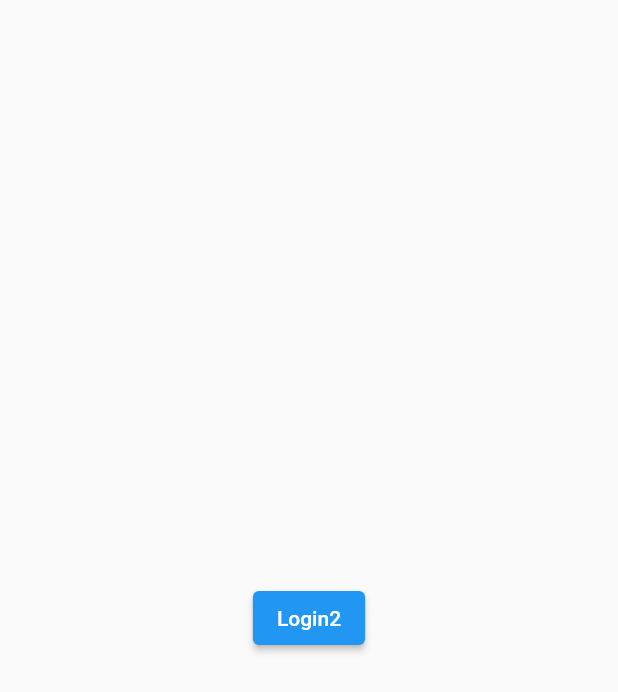
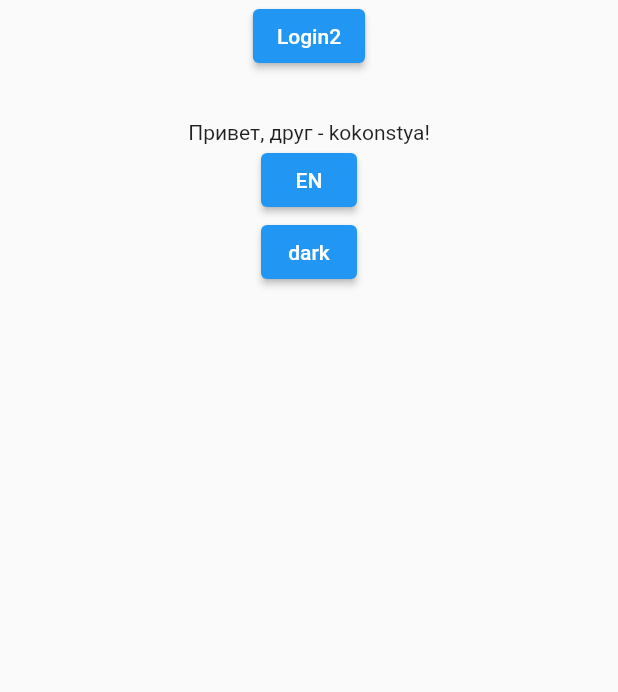
Before and after one commit to kkndev/habit_tracker, a Flutter app: the screen it shows after launch, on a phone screen of 412 x 824 dp. Shown: the top 692 px of the screen. Run offline on Flutter 3.47's test engine with Material 2 defaults, Android fonts, the phone set to English and light mode, and no system bars; our stand-ins replace auto_route, dartz, dio, equatable, flutter_bloc, flutter_dotenv and 3 more; accounts and stored records are empty; generated files the repository leaves out were written again.

Commit message:
add language and theme in bloc

```diff
--- a/lib/features/core/data/data_sources/core_local_data_source.dart
+++ b/lib/features/core/data/data_sources/core_local_data_source.dart
@@ -1,5 +1,10 @@
 abstract class CoreLocalDataSource {
   Future<bool> initApp();
+  Future<bool> updateUserSettings({
+    required String language,
+    required String theme,
+  });
 }
 
 const String coreBox = 'coreBox';
+const String settingsBox = 'settingsBox';
--- a/lib/features/core/domain/entity/entity.dart
+++ b/lib/features/core/domain/entity/entity.dart
@@ -1,3 +1,4 @@
 export 'failure.dart';
 export 'request/request.dart';
 export 'request_status/request_status.dart';
+export 'user_settings_entity/user_settings_entity.dart';
--- /dev/null
+++ b/lib/features/core/domain/entity/user_settings_entity/user_settings_entity.dart
@@ -0,0 +1,16 @@
+import 'package:freezed_annotation/freezed_annotation.dart';
+
+part 'user_settings_entity.freezed.dart';
+
+@freezed
+class UserSettingsEntity with _$UserSettingsEntity {
+  const factory UserSettingsEntity({
+    @Default('') String language,
+    @Default('') String theme,
+  }) = _UserSettingsEntity;
+}
+
+const UserSettingsEntity initUserSettingsEntity = UserSettingsEntity(
+  language: '',
+  theme: '',
+);
--- a/lib/features/core/domain/repositories/core_repository.dart
+++ b/lib/features/core/domain/repositories/core_repository.dart
@@ -1,7 +1,8 @@
 import 'package:dartz/dartz.dart';
 
-import '../entity/failure.dart';
+import '../entity/entity.dart';
 
 abstract class CoreRepository {
   Future<Either<Failure, bool>> initApp();
+  Future<Either<Failure, bool>> updateUserSettings(UserSettingsEntity settings);
 }
--- /dev/null
+++ b/lib/features/core/domain/usecases/update_user_settings_usecase.dart
@@ -0,0 +1,30 @@
+import 'package:dartz/dartz.dart';
+import 'package:equatable/equatable.dart';
+
+import '../entity/entity.dart';
+import '../repositories/core_repository.dart';
+import 'usecase.dart';
+
+class UpdateUserSettingsUseCase
+    extends UseCase<bool, UpdateUserSettingsUseCaseParams> {
+  final CoreRepository coreRepository;
+
+  UpdateUserSettingsUseCase(this.coreRepository);
+
+  @override
+  Future<Either<Failure, bool>> call(
+      UpdateUserSettingsUseCaseParams params) async {
+    return await coreRepository.updateUserSettings(params.settings);
+  }
+}
+
+class UpdateUserSettingsUseCaseParams extends Equatable {
+  final UserSettingsEntity settings;
+
+  const UpdateUserSettingsUseCaseParams({
+    required this.settings,
+  });
+
+  @override
+  List<Object> get props => [settings];
+}
--- a/lib/features/core/domain/usecases/usecases.dart
+++ b/lib/features/core/domain/usecases/usecases.dart
@@ -1,2 +1,3 @@
 export 'init_app_usecase.dart';
+export 'update_user_settings_usecase.dart';
 export 'usecase.dart';
--- a/lib/features/core/presentation/bloc/core_event.dart
+++ b/lib/features/core/presentation/bloc/core_event.dart
@@ -8,3 +8,12 @@ class UpdateCoreEvent extends CoreEvent {
   UpdateCoreEvent({required this.newCoreState});
   final CoreState newCoreState;
 }
+
+class UpdateUserSettingsEvent extends CoreEvent {
+  UpdateUserSettingsEvent({
+    this.language,
+    this.theme,
+  });
+  String? language;
+  String? theme;
+}
--- a/lib/features/core/presentation/bloc/core_state.dart
+++ b/lib/features/core/presentation/bloc/core_state.dart
@@ -1,4 +1,6 @@
 import 'package:freezed_annotation/freezed_annotation.dart';
+
+import '../../domain/entity/entity.dart';
 
 part 'core_state.freezed.dart';
 
@@ -6,5 +8,6 @@ part 'core_state.freezed.dart';
 class CoreState with _$CoreState {
   factory CoreState([
     String? id,
+    @Default(initUserSettingsEntity) UserSettingsEntity settings,
   ]) = _CoreState;
 }
--- a/lib/features/core/presentation/screens/habit_list_page.dart
+++ b/lib/features/core/presentation/screens/habit_list_page.dart
@@ -13,7 +13,7 @@ class _HabitsListScreenState extends State<HabitsListScreen>
     with AutoRouteAwareStateMixin<HabitsListScreen> {
   @override
   void didPushNext() {
-    print('didPushNext');
+    debugPrint('didPushNext');
   }
 
   @override
--- a/lib/features/core/presentation/screens/login_page.dart
+++ b/lib/features/core/presentation/screens/login_page.dart
@@ -1,7 +1,10 @@
 import 'package:auto_route/annotations.dart';
 import 'package:flutter/material.dart';
+import 'package:flutter_bloc/flutter_bloc.dart';
+import 'package:flutter_gen/gen_l10n/app_localizations.dart';
 
 import '../../../../navigation/ht_router.dart';
+import '../bloc/bloc.dart';
 
 @RoutePage()
 class LoginPage extends StatelessWidget {
@@ -11,15 +14,46 @@ class LoginPage extends StatelessWidget {
 
   @override
   Widget build(BuildContext context) {
+    var translation = AppLocalizations.of(context);
+
+    return BlocBuilder<CoreBloc, CoreState>(
+      builder: (context, state) {
         return Scaffold(
-      body: Center(
-        child: ElevatedButton(
+          body: SafeArea(
+            child: Center(
+              child: Column(
+                children: [
+                  ElevatedButton(
                     onPressed: () {
                       HTRouter(context).goToLogin2();
                     },
                     child: const Text('Login2'),
                   ),
+                  Text(state.settings.language),
+                  Text(state.settings.theme),
+                  Text(translation.helloFriend('kokonstya')),
+                  ElevatedButton(
+                    onPressed: () {
+                      context
+                          .read<CoreBloc>()
+                          .add(UpdateUserSettingsEvent(language: 'en'));
+                    },
+                    child: const Text('EN'),
                   ),
+                  ElevatedButton(
+                    onPressed: () {
+                      context
+                          .read<CoreBloc>()
+                          .add(UpdateUserSettingsEvent(theme: 'dark'));
+                    },
+                    child: const Text('dark'),
+                  ),
+                ],
+              ),
+            ),
+          ),
+        );
+      },
     );
   }
 }
--- /dev/null
+++ b/lib/features/core/presentation/screens/root_screen.dart
@@ -0,0 +1,60 @@
+import 'package:flutter/material.dart';
+import 'package:flutter_bloc/flutter_bloc.dart';
+import 'package:flutter_gen/gen_l10n/app_localizations.dart';
+
+import '../../../../navigation/router.dart';
+import '../../../../navigation/router.gr.dart';
+import '../../../../styles/styles.dart';
+import '../bloc/bloc.dart';
+
+class RootScreen extends StatefulWidget {
+  RootScreen({Key? key}) : super(key: key);
+  final RootRouter _appRouter = RootRouter();
+
+  @override
+  State<RootScreen> createState() => _RootScreenState();
+}
+
+class _RootScreenState extends State<RootScreen> {
+  Locale getLanguage(String language) {
+    if (language == 'en') {
+      return const Locale('en', '');
+    } else if (language == 'ru') {
+      return const Locale('ru', '');
+    }
+    return const Locale('ru', '');
+  }
+
+  ThemeData getTheme(String theme) {
+    if (theme == 'light') {
+      return lightTheme;
+    } else if (theme == 'dark') {
+      return darkTheme;
+    }
+    return lightTheme;
+  }
+
+  @override
+  Widget build(BuildContext context) {
+    return BlocConsumer<CoreBloc, CoreState>(
+      listener: (context, state) {
+        // TODO: implement listener
+      },
+      builder: (context, state) {
+        return MaterialApp.router(
+          debugShowCheckedModeBanner: false,
+          theme: getTheme(state.settings.theme),
+          localizationsDelegates: AppLocalizations.localizationsDelegates,
+          supportedLocales: AppLocalizations.supportedLocales,
+          locale: getLanguage(state.settings.language),
+          routeInformationParser: widget._appRouter.defaultRouteParser(),
+          routerDelegate: widget._appRouter.delegate(
+            initialRoutes: [
+              if (false) const HomeRoute() else const Auth(),
+            ],
+          ),
+        );
+      },
+    );
+  }
+}
--- a/lib/features/core/presentation/screens/settings_page.dart
+++ b/lib/features/core/presentation/screens/settings_page.dart
@@ -29,11 +29,11 @@ class _SettingsPageState extends State<SettingsPage>
 
   @override
   void didInitTabRoute(TabPageRoute? previousRoute) {
-    print('init tab route from ${previousRoute?.name}');
+    debugPrint('init tab route from ${previousRoute?.name}');
   }
 
   @override
   void didChangeTabRoute(TabPageRoute previousRoute) {
-    print('did change tab route from ${previousRoute.name}');
+    debugPrint('did change tab route from ${previousRoute.name}');
   }
 }
--- a/lib/injection_container.dart
+++ b/lib/injection_container.dart
@@ -17,9 +17,11 @@ Future<void> init() async {
   sl.registerLazySingleton(
     () => CoreBloc(
       initAppUseCase: sl(),
+      updateUserSettingsUseCase: sl(),
     ),
   );
   sl.registerLazySingleton(() => InitAppUseCase(sl()));
+  sl.registerLazySingleton(() => UpdateUserSettingsUseCase(sl()));
   sl.registerLazySingleton<CoreRepository>(
     () => CoreRepositoryImpl(
       remoteDataSource: sl(),
--- a/lib/main.dart
+++ b/lib/main.dart
@@ -1,12 +1,12 @@
 import 'package:flutter/material.dart';
+import 'package:flutter_bloc/flutter_bloc.dart';
 import 'package:flutter_dotenv/flutter_dotenv.dart';
-import 'package:flutter_gen/gen_l10n/app_localizations.dart';
 import 'package:hive_flutter/hive_flutter.dart';
 
-import './styles/light_theme.dart';
+import 'features/core/presentation/bloc/bloc.dart';
+import 'features/core/presentation/screens/root_screen.dart';
 import 'injection_container.dart' as di;
-import 'navigation/router.dart';
-import 'navigation/router.gr.dart';
+import 'injection_container.dart';
 
 void main() async {
   WidgetsFlutterBinding.ensureInitialized();
@@ -15,65 +15,22 @@ void main() async {
   await dotenv.load(fileName: ".env");
 
   runApp(
-    const MyApp(
-      isLoggedIn: false,
-    ),
+    const MyApp(),
   );
 }
 
-class MyApp extends StatefulWidget {
-  const MyApp({
-    super.key,
-    required this.isLoggedIn,
-  });
-
-  final bool isLoggedIn;
-
-  static void setLocale(BuildContext context, String newLocale) async {
-    _MyAppState? state = context.findAncestorStateOfType<_MyAppState>();
-    state?.changeLanguage(newLocale);
-  }
-
-  @override
-  State<MyApp> createState() => _MyAppState();
-}
-
-class _MyAppState extends State<MyApp> {
-  Locale _locale = const Locale('ru', '');
-
-  changeLanguage(String locale) {
-    if (locale == 'en') {
-      setState(() {
-        _locale = const Locale('en', '');
-      });
-    } else {
-      setState(() {
-        _locale = const Locale('ru', '');
-      });
-    }
-  }
-
-  final RootRouter _appRouter = RootRouter();
-
-  @override
-  void initState() {
-    super.initState();
-  }
+class MyApp extends StatelessWidget {
+  const MyApp({super.key});
 
   @override
   Widget build(BuildContext context) {
-    return MaterialApp.router(
-      debugShowCheckedModeBanner: false,
-      theme: lightTheme,
-      localizationsDelegates: AppLocalizations.localizationsDelegates,
-      supportedLocales: AppLocalizations.supportedLocales,
-      locale: _locale,
-      routeInformationParser: _appRouter.defaultRouteParser(),
-      routerDelegate: _appRouter.delegate(
-        initialRoutes: [
-          if (widget.isLoggedIn) const HomeRoute() else const Auth(),
-        ],
-      ),
+    return MultiBlocProvider(
+      providers: [
+        BlocProvider.value(
+          value: sl<CoreBloc>(),
+        ),
+      ],
+      child: RootScreen(),
     );
   }
 }
--- /dev/null
+++ b/lib/styles/dark_theme.dart
@@ -0,0 +1,95 @@
+import 'package:flutter/material.dart';
+
+import '../extensions/extensions.dart';
+import 'colors.dart';
+
+ThemeData darkTheme = ThemeData(
+  extensions: const [
+    AppColors(
+      black: AppColorsPalette.black,
+      white: AppColorsPalette.white,
+      gray: AppColorsPalette.gray,
+    ),
+    AppTextStyles(
+      h1: TextStyle(
+        color: AppColorsPalette.black,
+        fontSize: 32,
+        height: 39 / 32,
+        fontWeight: FontWeight.w700,
+        fontFamily: 'Inter',
+      ),
+      h2: TextStyle(
+        color: AppColorsPalette.black,
+        fontSize: 24,
+        height: 29 / 24,
+        fontWeight: FontWeight.w500,
+        fontFamily: 'Inter',
+      ),
+      h3: TextStyle(
+        color: AppColorsPalette.black,
+        fontSize: 20,
+        height: 28 / 20,
+        fontWeight: FontWeight.w700,
+        fontFamily: 'Inter',
+      ),
+      h4: TextStyle(
+        color: AppColorsPalette.black,
+        fontSize: 16,
+        height: 20 / 16,
+        fontWeight: FontWeight.w700,
+        fontFamily: 'Inter',
+      ),
+      p1: TextStyle(
+        color: AppColorsPalette.black,
+        fontSize: 14,
+        height: 20 / 14,
+        fontWeight: FontWeight.w400,
+        fontFamily: 'Inter',
+      ),
+      p2: TextStyle(
+        color: AppColorsPalette.black,
+        fontSize: 14,
+        height: 20 / 14,
+        fontWeight: FontWeight.w400,
+        fontFamily: 'Inter',
+        letterSpacing: 14 * 0.175,
+      ),
+      p3: TextStyle(
+        color: AppColorsPalette.black,
+        fontSize: 10,
+        height: 12 / 10,
+        fontWeight: FontWeight.w500,
+        fontFamily: 'Inter',
+        letterSpacing: 0.06,
+      ),
+      p4: TextStyle(
+        color: AppColorsPalette.black,
+        fontSize: 20,
+        height: 28 / 20,
+        fontWeight: FontWeight.w500,
+        fontFamily: 'Inter',
+      ),
+      tag1: TextStyle(
+        color: AppColorsPalette.black,
+        fontSize: 12,
+        height: 14 / 12,
+        fontWeight: FontWeight.w400,
+        fontFamily: 'Inter',
+      ),
+      button1: TextStyle(
+        color: AppColorsPalette.black,
+        fontSize: 20,
+        height: 20 / 20,
+        fontWeight: FontWeight.w700,
+        fontFamily: 'Inter',
+      ),
+      button2: TextStyle(
+        color: AppColorsPalette.black,
+        fontSize: 14,
+        height: 20 / 14,
+        fontWeight: FontWeight.w400,
+        fontFamily: 'Inter',
+      ),
+    ),
+  ],
+);
--- /dev/null
+++ b/lib/styles/styles.dart
@@ -0,0 +1,5 @@
+export 'app_images.dart';
+export 'colors.dart';
+export 'dark_theme.dart';
+export 'gradients.dart';
+export 'light_theme.dart';
```
Also changed, not shown: lib/features/core/data/data_sources/core_local_data_source_impl.dart (+19 -0 lines), lib/features/core/data/repositories/core_repository_impl.dart (+14 -0 lines), lib/features/core/presentation/bloc/core_bloc.dart (+16 -0 lines), lib/features/core/presentation/screens/auth_wrapper_screen.dart (added, +31 -0 lines), lib/features/core/domain/entity/user_settings_entity/user_settings_entity.freezed.dart (added), lib/features/core/presentation/bloc/core_state.freezed.dart, lib/navigation/router.gr.dart. Lines whose indentation alone changed are shown as unchanged.
